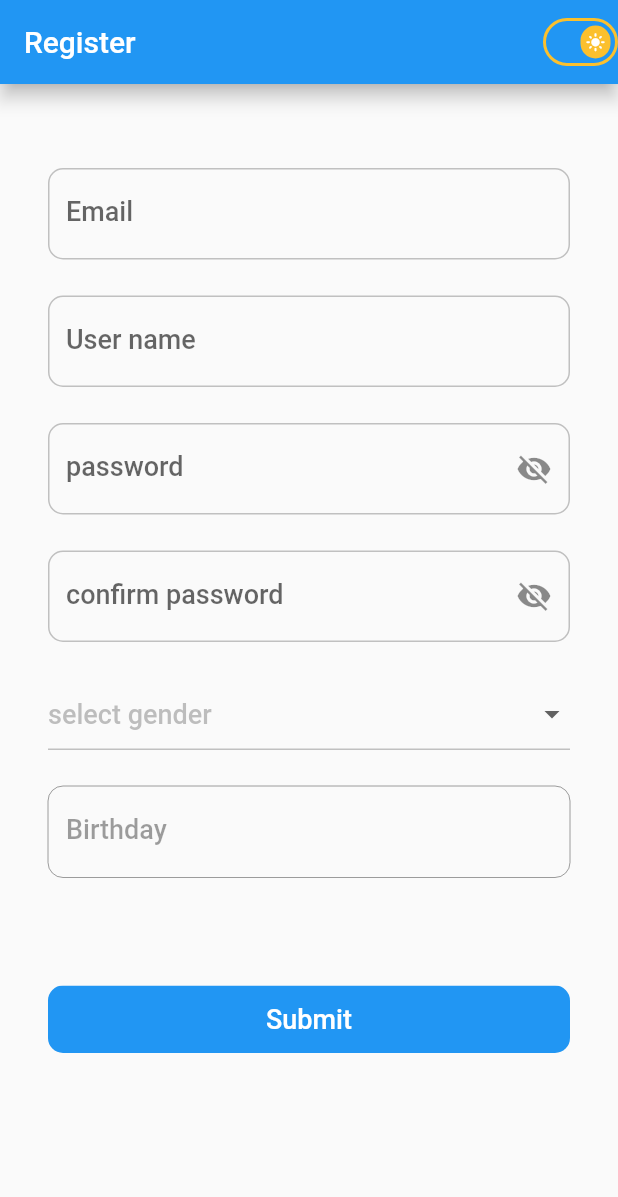
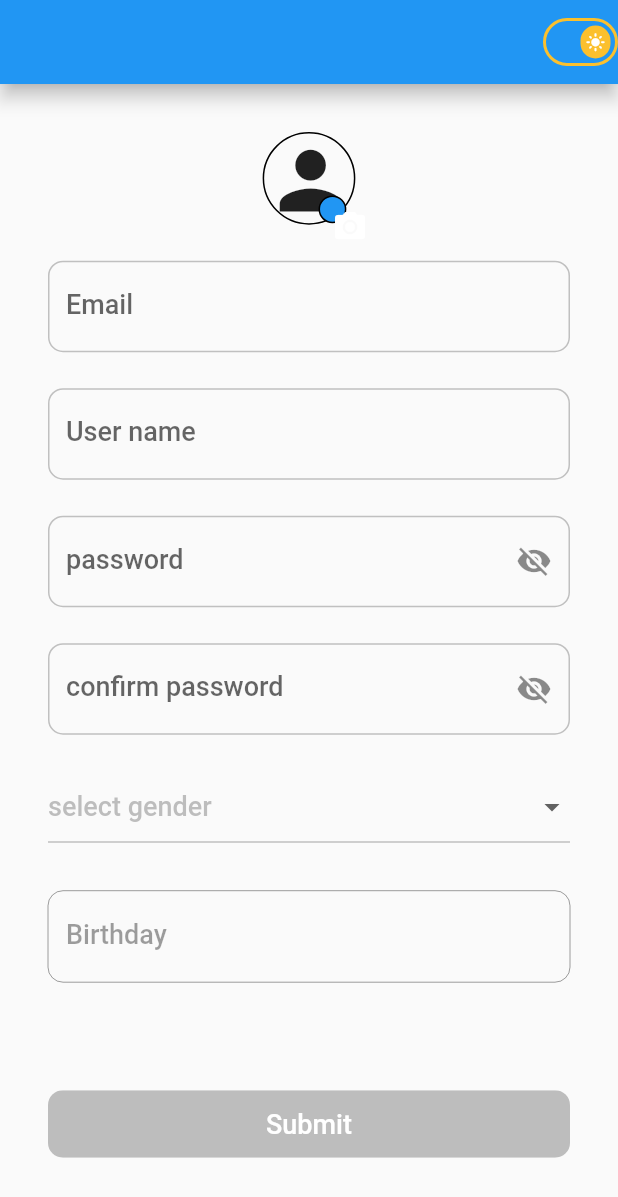
Before and after one commit to saharvx9/firebase_auth_tut, a Flutter app: the screen it shows after launch, on a phone screen of 412 x 824 dp. Shown: the top 1197 px of the screen. Run offline on Flutter 3.47's test engine with Material 2 defaults, Android fonts, the light colour scheme and no system bars; our stand-ins replace cached_network_image, cloud_firestore, firebase_auth, firebase_core, firebase_storage, flutter_bloc and 7 more; accounts and stored records are empty; generated files the repository leaves out were written again.

Commit message:
register page done!!

```diff
--- a/lib/data/model/user/user.dart
+++ b/lib/data/model/user/user.dart
@@ -15,7 +15,7 @@ class User {
   @JsonKey(name: "gender")
   final Gender? gender;
   @JsonKey(name: "image_url")
-  final String? imageUrl;
+  String? imageUrl;
 
   User(this.id, this.name, this.email, this.date, this.gender, this.imageUrl);
 
--- a/lib/main.dart
+++ b/lib/main.dart
@@ -1,3 +1,4 @@
+import 'package:firebase_auth/firebase_auth.dart';
 import 'package:firebase_auth_tut/pages/bloc/theme/theme_cubit.dart';
 import 'package:firebase_auth_tut/routes.dart';
 import 'package:firebase_auth_tut/pages/app_theme.dart';
--- a/lib/pages/register/platform/registration_other_page.dart
+++ b/lib/pages/register/platform/registration_other_page.dart
@@ -44,7 +44,9 @@ class RegistrationOtherPage extends StatelessWidget {
           )
       ),
       child: Center(
-        child: SvgPicture.asset("assets/images/fire_logo.svg"),
+        child: Hero(
+          tag: "tag_fire_logo",
+          child: SvgPicture.asset("assets/images/fire_logo.svg")),
       ),
     );
   }
@@ -56,7 +58,7 @@ class RegistrationOtherPage extends StatelessWidget {
         appBar: ThemeAppBar(title: "Register",type: AppBarType.clean,),
         body: Padding(
           padding: EdgeInsets.symmetric(vertical: SizeConfig.spacingExtraHorizontal,horizontal: SizeConfig.screenWidth * 0.04),
-          child: RegistrationBody(cubit: cubit),
+          child: SingleChildScrollView(child: RegistrationBody(cubit: cubit)),
         ),
       ),
     );
--- a/lib/pages/register/registration_body.dart
+++ b/lib/pages/register/registration_body.dart
@@ -1,10 +1,13 @@
+import 'package:firebase_auth_tut/pages/home/home_page.dart';
 import 'package:firebase_auth_tut/pages/register/bloc/registration_cubit.dart';
 import 'package:firebase_auth_tut/utils/size_config.dart';
 import 'package:firebase_auth_tut/widgets/app_dialog.dart';
+import 'package:firebase_auth_tut/widgets/pickimagedisplay/pick_display_image.dart';
 import 'package:firebase_auth_tut/widgets/textfield/edit_text.dart';
 import 'package:firebase_auth_tut/widgets/textfield/password_edit_text.dart';
 import 'package:flutter/material.dart';
 import 'package:flutter_bloc/flutter_bloc.dart';
+import 'package:go_router/go_router.dart';
 
 import '../../widgets/button/progress_button.dart';
 import '../../widgets/gender_drop_down.dart';
@@ -20,18 +23,33 @@ class RegistrationBody extends StatelessWidget {
     return BlocListener<RegistrationCubit, RegistrationState>(
       bloc: cubit,
       listenWhen: (prev,current)=> current is DialogRegisterState,
-      listener: (context, state) {
-        print("show state: $state");
+      listener: (ctx, state) {
         switch(state.runtimeType) {
           case DialogRegisterState:
             final dialogState = (state as DialogRegisterState).state;
-            AppDialog.displayDialog(context, dialogState);
+            AppDialog.displayDialog(context, dialogState,onClick: (){
+              if(dialogState.type != DialogType.success) return;
+              context.go(HomePage.routeName);
+            });
             break;
         }
       },
       child: Column(
         mainAxisAlignment: MainAxisAlignment.center,
         children: [
+          BlocBuilder<RegistrationCubit, RegistrationState>(
+            bloc: cubit,
+            buildWhen: (prev,next) => next is ImageState,
+            builder: (context, state) {
+              final bytes = state is ImageState ? state.image : null;
+              return PickDisplayImage(
+                image: bytes,
+                size: SizeConfig.screenWidth * 0.15,
+                onPickImage: (image) => cubit.pickImage(image),
+              );
+            },
+          ),
+
           SizedBox(height: SizeConfig.spacingMediumVertical),
           //Email edit text
           BlocSelector<RegistrationCubit, RegistrationState, EmailInputState?>(
@@ -103,7 +121,7 @@ class RegistrationBody extends StatelessWidget {
             },
           ),
 
-          SizedBox(height: SizeConfig.spacingMediumVertical),
+          SizedBox(height: SizeConfig.spacingNormalVertical),
 
           BlocSelector<RegistrationCubit, RegistrationState, DateInputState?>(
             bloc: cubit,
@@ -124,9 +142,9 @@ class RegistrationBody extends StatelessWidget {
                 ? state.buttonState
                 : ButtonState.disable,
             builder: (context, state) {
-              return ProgressButton(state: ButtonState.enable, text: "Submit", onClick: () => cubit.signIn());
+              return ProgressButton(state: state, text: "Submit", onClick: () => cubit.signIn());
             },
-          )
+          ),
         ],
       ),
     );
--- /dev/null
+++ b/lib/widgets/pickimagedisplay/pick_display_image.dart
@@ -0,0 +1,120 @@
+import 'dart:typed_data';
+
+import 'package:cached_network_image/cached_network_image.dart';
+import 'package:firebase_auth_tut/widgets/pickimagedisplay/pick_image_display_cubit.dart';
+import 'package:flutter/material.dart';
+import 'package:flutter_bloc/flutter_bloc.dart';
+
+class PickDisplayImage extends StatelessWidget {
+  final PickImageDisplayCubit _cubit;
+  final dynamic image;
+  final double size;
+  final bool pickImage;
+  final Function(Uint8List image)? onPickImage;
+
+  PickDisplayImage(
+      {Key? key,
+      required this.size,
+      this.image,
+      this.pickImage = true,
+      this.onPickImage})
+      : _cubit = PickImageDisplayCubit()..start(image),
+        assert(
+            pickImage == false && image != null ||
+            pickImage == true && onPickImage != null, true),
+        super(key: key);
+
+  @override
+  Widget build(BuildContext context) {
+    return BlocConsumer<PickImageDisplayCubit, PickImageDisplayState>(
+      listener: (prev, state) {
+        if(state is FileImageState == false) return;
+        final image = (state as FileImageState).image;
+        onPickImage?.call(image);
+      },
+      bloc: _cubit,
+      builder: (context, state) {
+        switch (state.runtimeType) {
+          case ImageUrlState:
+            final imageUrl = (state as ImageUrlState).imageUrl;
+            return _imageNetwork(imageUrl);
+          case FileImageState:
+            final image = (state as FileImageState).image;
+            return _fileImage(image, context);
+          default:
+            return _pickImage(context);
+        }
+      },
+    );
+  }
+
+  Widget _pickImage(BuildContext context) {
+    final theme = Theme.of(context);
+    return _circleParent(
+        Stack(
+          children: [
+            Icon(Icons.person, size: size),
+            PositionedDirectional(
+                end: 5,
+                bottom: 0,
+                child: Container(
+                  height: size * 0.3,
+                  width: size * 0.3,
+                  decoration: BoxDecoration(
+                      shape: BoxShape.circle,
+                      color: theme.colorScheme.primary,
+                      border: Border.all(color: theme.colorScheme.secondary)),
+                  child: IconButton(
+                      icon: const Icon(
+                        Icons.camera_alt,
+                        color: Colors.white,
+                      ),
+                      onPressed: () => _cubit.pickImage()),
+                ))
+          ],
+        ),
+        size,
+        context);
+  }
+
+  Widget _fileImage(Uint8List image, BuildContext context) {
+    return PhysicalModel(
+        color: Colors.transparent,
+        shape: BoxShape.circle,
+        elevation: 5,
+        child: ClipOval(
+            child: Image.memory(
+          image,
+          fit: BoxFit.fill,
+          height: size,
+          width: size,
+        )));
+  }
+
+  Widget _imageNetwork(String imageUrl) {
+    return CachedNetworkImage(
+      imageUrl: imageUrl,
+      imageBuilder: (context, imageProvider) =>
+          _circleParent(Image(image: imageProvider), size, context),
+      progressIndicatorBuilder: (context, url, progress) => Center(
+        child: CircularProgressIndicator(
+          value: progress.progress != 1 ? progress.progress : null,
+          valueColor: AlwaysStoppedAnimation<Color>(
+              Theme.of(context).colorScheme.secondary),
+        ),
+      ),
+    );
+  }
+
+  Widget _circleParent(Widget child, double size, BuildContext context) {
+    final theme = Theme.of(context);
+    return Container(
+      height: size,
+      width: size,
+      decoration: BoxDecoration(
+          shape: BoxShape.circle,
+          border: Border.all(color: theme.colorScheme.secondary)),
+      child: child,
+    );
+  }
+}
--- /dev/null
+++ b/lib/widgets/pickimagedisplay/pick_image_display_cubit.dart
@@ -0,0 +1,34 @@
+import 'dart:typed_data';
+
+import 'package:flutter_bloc/flutter_bloc.dart';
+import 'package:image_picker/image_picker.dart';
+import 'package:firebase_auth_tut/utils/ext/string_ext.dart';
+import 'package:meta/meta.dart';
+
+part 'pick_image_display_state.dart';
+
+class PickImageDisplayCubit extends Cubit<PickImageDisplayState> {
+  PickImageDisplayCubit() : super(PickImageDisplayInitial());
+
+
+  start(dynamic image){
+    if(image == null) return;
+    switch(image.runtimeType){
+      case String:
+        emit(ImageUrlState(image));
+        break;
+      case Uint8List:
+        emit(FileImageState(image));
+        break;
+      default:
+        throw ArgumentError("image is not Uint8List of file or string instead oof it is: ${image.runtimeType}");
+    }
+  }
+
+
+  pickImage() async {
+    final xFile = await ImagePicker().pickImage(source: ImageSource.gallery);
+    if(xFile == null) return;
+    emit(FileImageState(await xFile.readAsBytes()));
+  }
+}
--- /dev/null
+++ b/lib/widgets/pickimagedisplay/pick_image_display_state.dart
@@ -0,0 +1,19 @@
+part of 'pick_image_display_cubit.dart';
+
+@immutable
+abstract class PickImageDisplayState {}
+
+class PickImageDisplayInitial extends PickImageDisplayState {}
+
+class ImageUrlState extends PickImageDisplayState {
+  final String imageUrl;
+
+  ImageUrlState(this.imageUrl);
+}
+
+
+class FileImageState extends PickImageDisplayState {
+  final Uint8List image;
+
+  FileImageState(this.image);
+}
--- a/lib/widgets/theme_appbar.dart
+++ b/lib/widgets/theme_appbar.dart
@@ -21,8 +21,9 @@ class ThemeAppBar extends StatelessWidget implements PreferredSizeWidget {
 
   @override
   Widget build(BuildContext context) {
+    final theme = Theme.of(context);
     return AppBar(
-      title: Text(title),
+      title: Text(title,style: theme.textTheme.headline2?.copyWith(color: theme.colorScheme.primary),),
       backgroundColor: type == AppBarType.clean ? Colors.transparent : null,
       elevation: type == AppBarType.clean ? 0 : 5,
       actions: [
--- a/pubspec.yaml
+++ b/pubspec.yaml
@@ -19,6 +19,7 @@ dependencies:
   # Firebase dependencies
   firebase_core: ^1.17.0
   firebase_auth: ^3.3.18
+  firebase_storage: ^10.2.17
 
   # Get it - dependency injection (service locator)
   # https://pub.dev/packages/get_it
@@ -51,8 +52,13 @@ dependencies:
   # https://pub.dev/packages/intl
   intl: ^0.17.0
 
+  # load image from url + cache
+  # https://pub.dev/packages/cached_network_image
+  cached_network_image: ^3.2.1
+
   simple_animations: ^4.0.2
   rxdart: ^0.27.3
+  cloud_firestore: ^3.1.17
 
 dev_dependencies:
   build_runner: ^2.1.11
```
Also changed, not shown: lib/pages/error/error_page.dart (+7 -1 lines), lib/pages/register/bloc/registration_cubit.dart (+20 -4 lines), lib/pages/splash/splash_page.dart (+6 -3 lines), lib/routes.dart (+4 -4 lines), lib/widgets/app_dialog.dart (+8 -12 lines), 2 other files.
